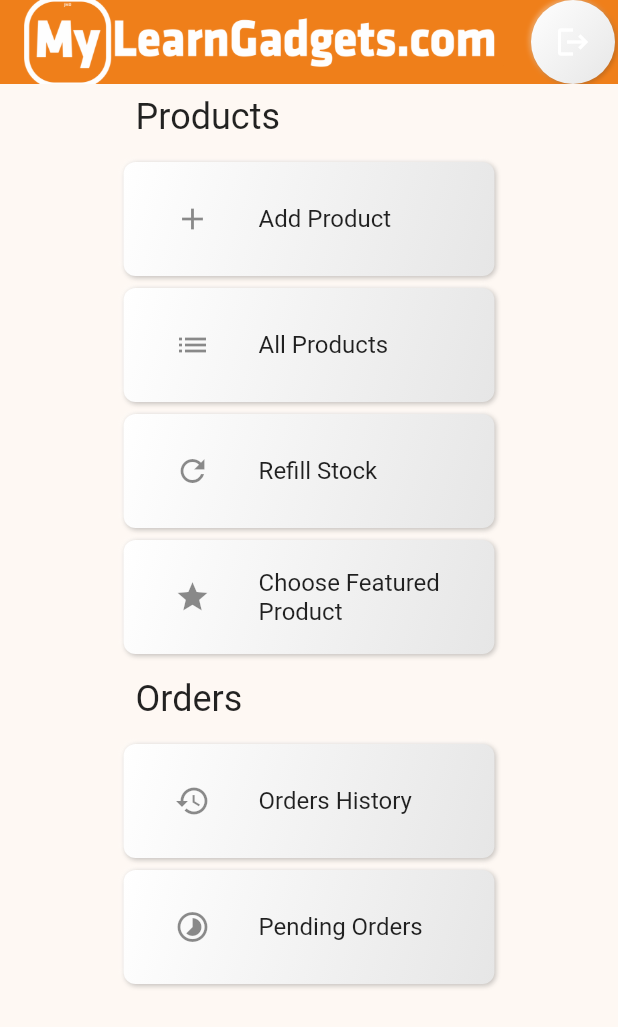
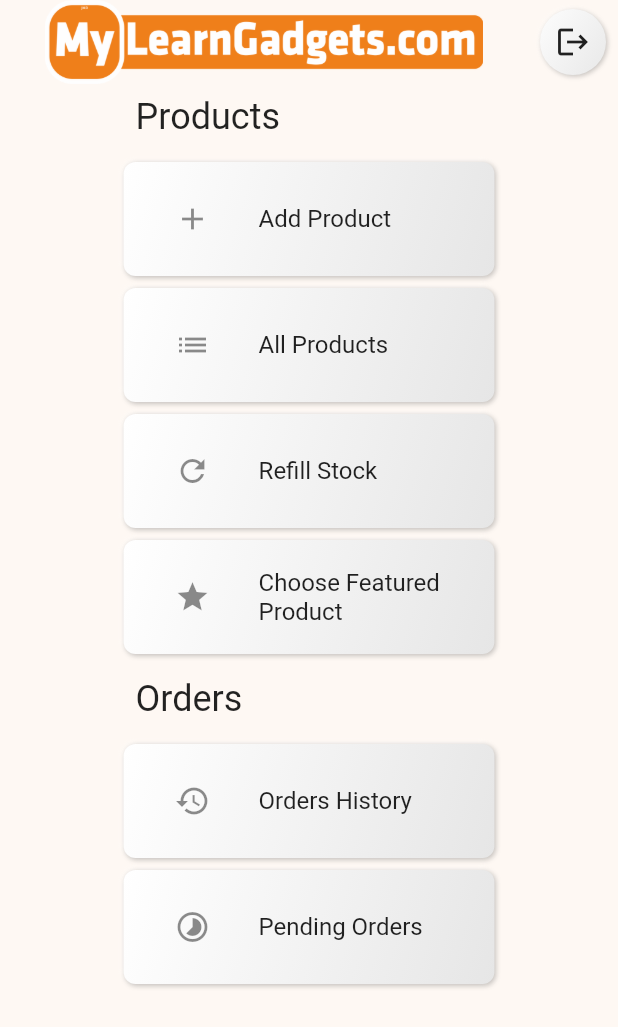
Before and after one commit to dev-espalearn/my_learn_gadgets_web, a Flutter app: the AdminDashboardPage screen opened directly, on a phone screen of 412 x 824 dp. Shown: the top 1027 px of the screen. Run offline on Flutter 3.47's test engine with Material 2 defaults, Android fonts, the phone set to English and light mode, and no system bars; drawn by our look-alikes of flutter_neumorphic; our stand-ins replace auto_size_text, carousel_slider, cloud_firestore, firebase_auth, firebase_core, firebase_storage and 3 more; accounts and stored records are empty; network calls fail.

Commit message:
admin dashboard UI Changed

```diff
--- a/lib/features/admin_dashboard/ui/admin_dashboard_page.dart
+++ b/lib/features/admin_dashboard/ui/admin_dashboard_page.dart
@@ -12,10 +12,10 @@ class AdminDashboardPage extends StatelessWidget {
   Widget build(BuildContext context) {
     return Scaffold(
       backgroundColor: AppColors.primaryColor.shade50.withOpacity(0.1),
-      appBar: AppBar(elevation: 0,
-        automaticallyImplyLeading: false,
-        title: Image.asset('assets/images/My learn gadgets.png'),
-        actions: [
+      appBar: PreferredSize(
+        child: Row(
+          children: [
+            Expanded(child: Image.asset('assets/images/My learn gadgets.png')),
             NeumorphicButton(
               onPressed: () {
                 FirebaseAuth.instance.signOut().then((value) {
@@ -31,6 +31,8 @@ class AdminDashboardPage extends StatelessWidget {
               child: const Icon(Icons.logout),
             ),
           ],
+        ),
+        preferredSize: Size.fromHeight(kToolbarHeight),
       ),
       body: Padding(
         padding: EdgeInsets.symmetric(horizontal: Get.width * 0.2),
```
Lines whose indentation alone changed are shown as unchanged.
